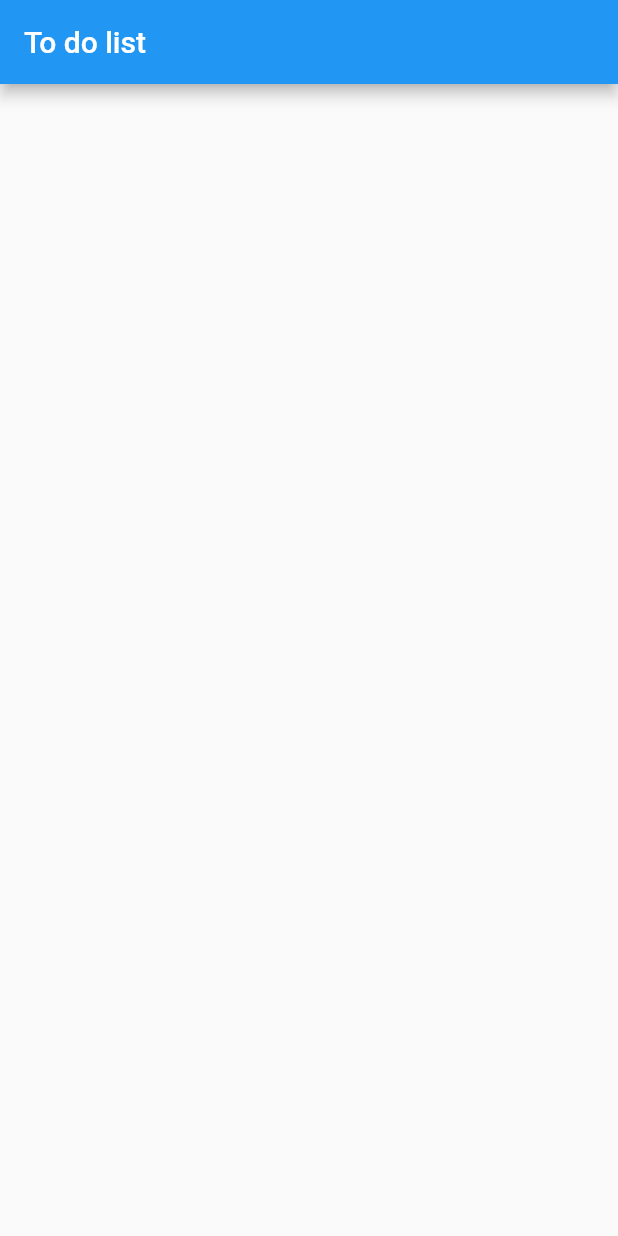
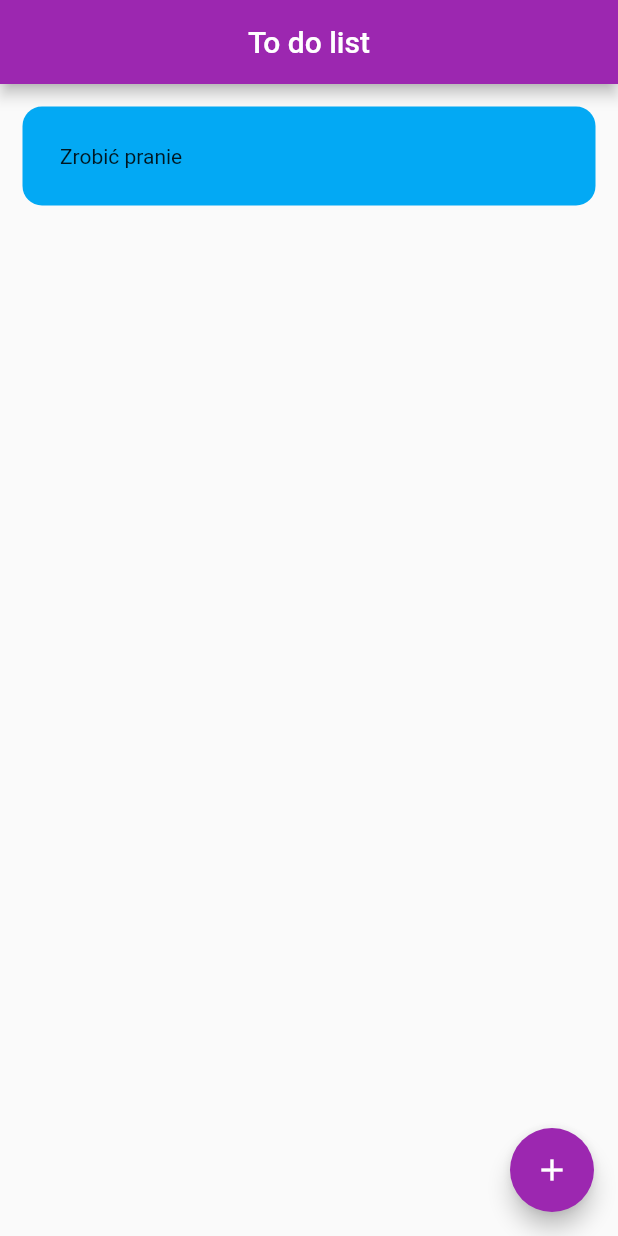
Before and after one commit to szymonsender/to_do_list, a Flutter app: the screen it shows after launch, on a phone screen of 412 x 824 dp. Run offline on Flutter 3.47's test engine with Material 2 defaults, Android fonts, the phone set to English and light mode, and no system bars.

Commit message:
Add ToDoWiget

```diff
--- a/lib/main.dart
+++ b/lib/main.dart
@@ -12,7 +12,7 @@ class MyApp extends StatelessWidget {
     return MaterialApp(
       title: 'Flutter Demo',
       theme: ThemeData(
-        primarySwatch: Colors.blue,
+        primarySwatch: Colors.purple,
       ),
       home: const HomePage(),
     );
@@ -29,7 +29,36 @@ class HomePage extends StatelessWidget {
     return Scaffold(
       appBar: AppBar(
         title: const Text('To do list'),
+        centerTitle: true,
+      ),
+      floatingActionButton: FloatingActionButton(
+        onPressed: () {},
+        child: const Icon(Icons.add),
+      ),
+      body: ListView(
+        children: [
+          ToDoWidget(),
+        ],
       ),
     );
   }
 }
+
+class ToDoWidget extends StatelessWidget {
+  const ToDoWidget({
+    Key? key,
+  }) : super(key: key);
+
+  @override
+  Widget build(BuildContext context) {
+    return Container(
+      decoration: BoxDecoration(
+        borderRadius: BorderRadius.circular(13),
+        color: Colors.lightBlue,
+      ),
+      padding: const EdgeInsets.all(25),
+      margin: const EdgeInsets.all(15),
+      child: const Text('Zrobić pranie'),
+    );
+  }
+}
```
